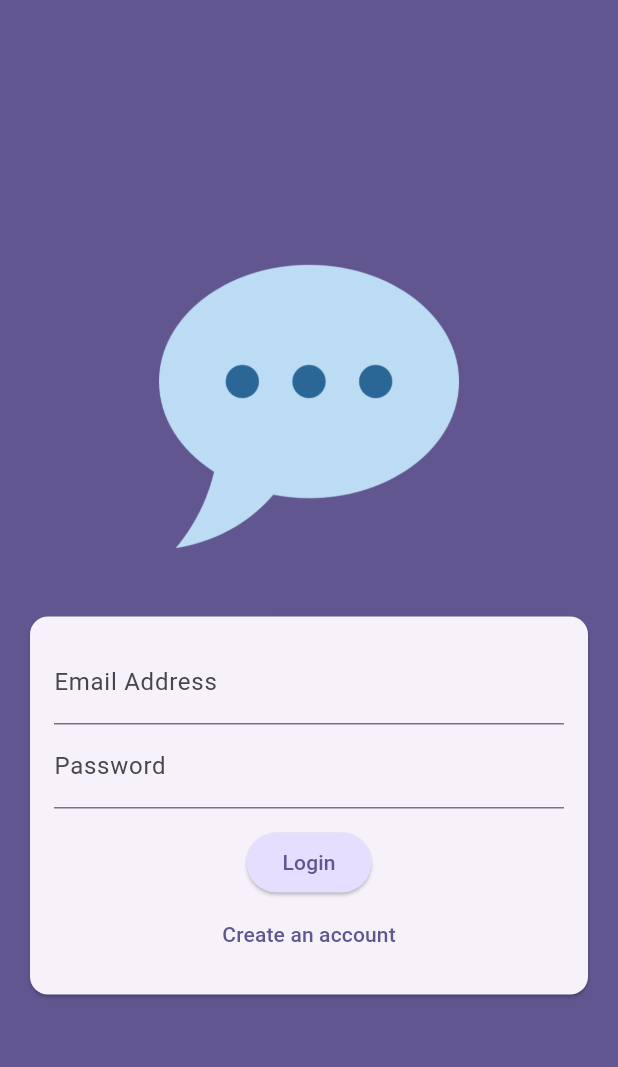
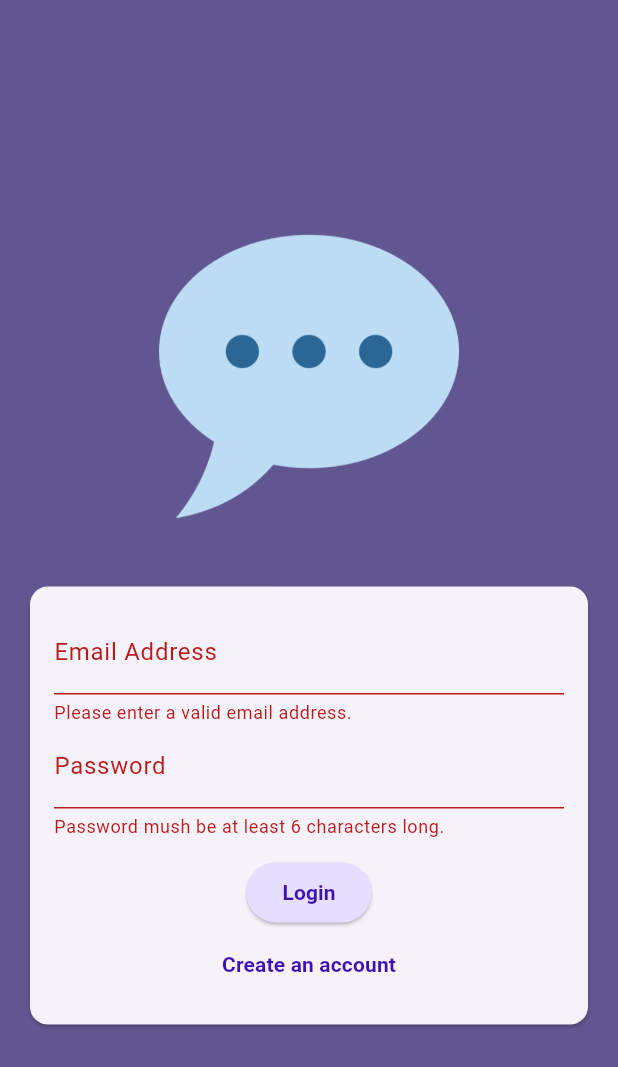
Before and after one commit to FadrialR/chat_app_flutter, a Flutter app: the screen it shows after launch, after a tap on "Login", on a phone screen of 412 x 824 dp. Shown: the top 1067 px of the screen. Run offline on Flutter 3.47's test engine with Material 3 defaults, Android fonts, the phone set to English and light mode, and no system bars.

Commit message:
Validating user input

```diff
--- a/lib/screens/auth.dart
+++ b/lib/screens/auth.dart
@@ -8,7 +8,21 @@ class AuthScreen extends StatefulWidget {
 }
 
 class _AuthScreenState extends State<AuthScreen> {
+  final _form = GlobalKey<FormState>();
+
   var _isLogin = true;
+  var _enteredEmail = '';
+  var _enteredPassword = '';
+
+  void _submit() {
+    final isValid = _form.currentState!.validate();
+
+    if (isValid) {
+      _form.currentState!.save();
+      print(_enteredEmail);
+      print(_enteredPassword);
+    }
+  }
 
   @override
   Widget build(BuildContext context) {
@@ -35,29 +49,57 @@ class _AuthScreenState extends State<AuthScreen> {
                   child: Padding(
                     padding: const EdgeInsets.all(16),
                     child: Form(
+                        key: _form,
                         child: Column(
                           mainAxisSize: MainAxisSize.min,
                           children: [
                             TextFormField(
-                          decoration:
-                              const InputDecoration(labelText: 'Email Address'),
+                              decoration: const InputDecoration(
+                                  labelText: 'Email Address'),
                               keyboardType: TextInputType.emailAddress,
                               autocorrect: false,
                               textCapitalization: TextCapitalization.none,
+                              validator: (value) {
+                                if (value == null ||
+                                    value.trim().isEmpty ||
+                                    !value.contains('@')) {
+                                  return 'Please enter a valid email address.';
+                                }
+                                return null;
+                              },
+                              onSaved: (value) {
+                                _enteredEmail = value!;
+                              },
                             ),
                             TextFormField(
                               decoration:
                                   const InputDecoration(labelText: 'Password'),
                               obscureText: true,
+                              validator: (value) {
+                                if (value == null || value.trim().length < 6) {
+                                  return 'Password mush be at least 6 characters long.';
+                                }
+                                return null;
+                              },
+                              onSaved: (value) {
+                                _enteredPassword = value!;
+                              },
                             ),
                             const SizedBox(height: 12),
                             ElevatedButton(
-                          onPressed: () {},
+                              onPressed: _submit,
                               style: ElevatedButton.styleFrom(
-                            backgroundColor:
-                                Theme.of(context).colorScheme.primaryContainer,
+                                backgroundColor: Theme.of(context)
+                                    .colorScheme
+                                    .primaryContainer,
+                                foregroundColor:
+                                    const Color.fromARGB(255, 63, 17, 177),
                               ),
-                          child: Text(_isLogin ? 'Login' : 'Signup'),
+                              child: Text(
+                                _isLogin ? 'Login' : 'Signup',
+                                style: const TextStyle(
+                                    fontWeight: FontWeight.bold),
+                              ),
                             ),
                             TextButton(
                               onPressed: () {
@@ -65,9 +107,15 @@ class _AuthScreenState extends State<AuthScreen> {
                                   _isLogin = !_isLogin;
                                 });
                               },
-                          child: Text(_isLogin
+                              child: Text(
+                                _isLogin
                                     ? 'Create an account'
-                              : 'I already have an account'),
+                                    : 'I already have an account',
+                                style: const TextStyle(
+                                  fontWeight: FontWeight.bold,
+                                  color: Color.fromARGB(255, 63, 17, 177),
+                                ),
+                              ),
                             )
                           ],
                         )),
```
Also changed, not shown: 4 other files. Lines whose indentation alone changed are shown as unchanged.
